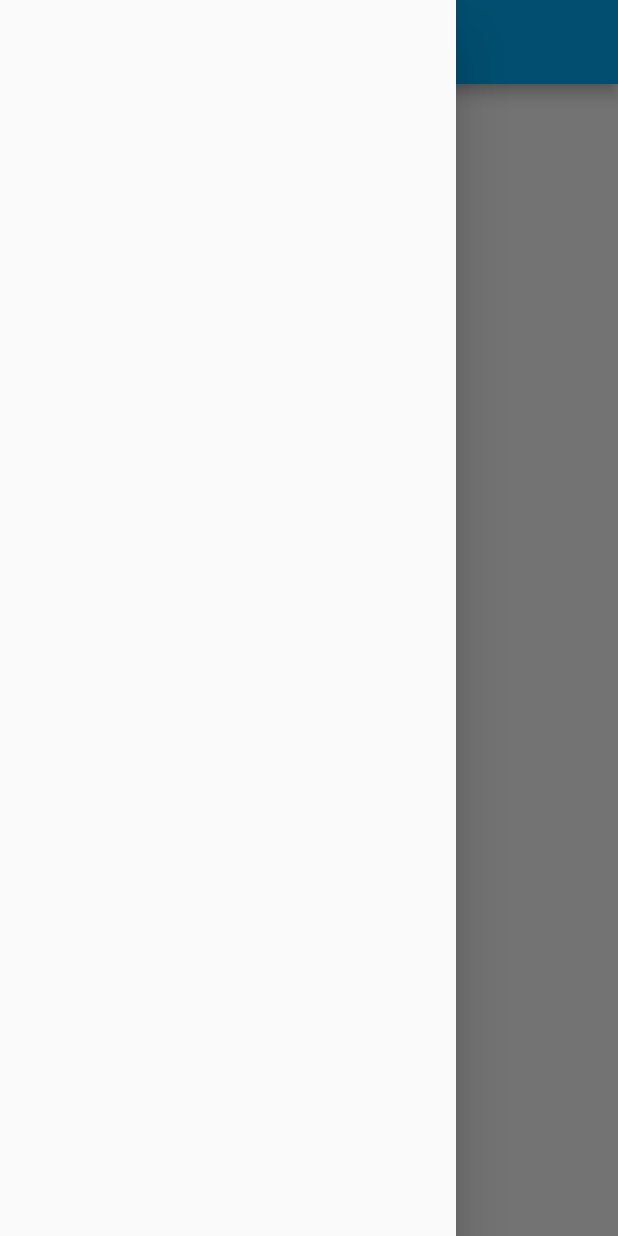
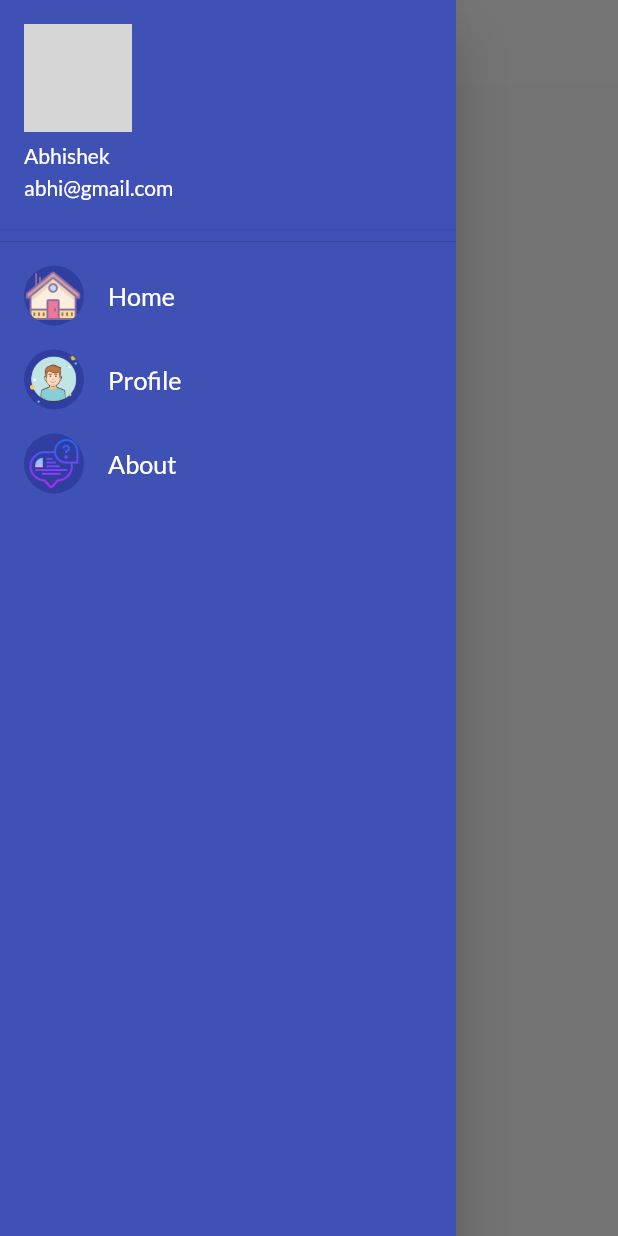
Before and after one commit to Abhishek-K-Choudhary/Catalog_app, a Flutter app: the screen it shows after launch, with the side drawer open, on a phone screen of 412 x 824 dp. Run offline on Flutter 3.47's test engine with Material 2 defaults, Android fonts, the phone set to English and light mode, and no system bars; our stand-ins replace google_fonts; network calls fail; grey boxes are pictures that could not be loaded.

Commit message:
adds Theme management

```diff
--- a/lib/main.dart
+++ b/lib/main.dart
@@ -1,6 +1,6 @@
 import 'package:flutter/material.dart';
 import 'package:flutter_application/utils/routes.dart';
-import 'package:google_fonts/google_fonts.dart';
+import 'package:flutter_application/widgets/theme.dart';
 
 import 'screens/home_screen.dart';
 import 'screens/login_screen.dart';
@@ -15,14 +15,10 @@ class MyApp extends StatelessWidget {
   @override
   Widget build(BuildContext context) {
     return MaterialApp(
+      debugShowCheckedModeBanner: false,
       themeMode: ThemeMode.light,
-      darkTheme: ThemeData(
-        brightness: Brightness.dark,
-      ),
-      theme: ThemeData(
-        primarySwatch: Colors.lightBlue,
-        fontFamily: GoogleFonts.lato().fontFamily,
-      ),
+      theme: MyTheme.lightTheme(context),
+      darkTheme: MyTheme.darkTheme(context),
       initialRoute: CustomRoutes.homeRoute,
       routes: {
         '/': (context) => const LoginPage(),
--- a/lib/screens/home_screen.dart
+++ b/lib/screens/home_screen.dart
@@ -1,4 +1,5 @@
 import 'package:flutter/material.dart';
+import 'package:flutter_application/widgets/custm_drawer.dart';
 
 class HomePage extends StatelessWidget {
   const HomePage({super.key});
@@ -7,14 +8,16 @@ class HomePage extends StatelessWidget {
   Widget build(BuildContext context) {
     return Scaffold(
       appBar: AppBar(
-        title: const Text("Catalog App"),
+        title: const Text(
+          "Catalog App",
+        ),
       ),
       body: Center(
         child: Container(
           child: const Text("It's my Home"),
         ),
       ),
-      drawer: const Drawer(),
+      drawer: CustumDrawer(),
     );
   }
 }
--- /dev/null
+++ b/lib/widgets/custm_drawer.dart
@@ -0,0 +1,63 @@
+import 'package:flutter/cupertino.dart';
+import 'package:flutter/material.dart';
+
+class CustumDrawer extends StatelessWidget {
+  const CustumDrawer({super.key});
+
+  @override
+  Widget build(BuildContext context) {
+    const imageUrl = "https://avatars.githubusercontent.com/u/76869453?v=4";
+
+    return Drawer(
+      // shadowColor: Colors.indigo,
+      child: Container(
+        color: Colors.indigo,
+        child: ListView(
+          padding: const EdgeInsets.all(0),
+          children: const <Widget>[
+            DrawerHeader(
+                // margin: EdgeInsets.all(0),
+                padding: EdgeInsets.all(0),
+                child: UserAccountsDrawerHeader(
+                  currentAccountPicture: CircleAvatar(
+                    backgroundImage: NetworkImage(imageUrl),
+                  ),
+                  accountName: Text("Abhishek"),
+                  accountEmail: Text("abhi@gmail.com"),
+                )),
+            ListTile(
+              textColor: Colors.white,
+              leading: CircleAvatar(
+                backgroundImage: AssetImage('assets/images/home.png'),
+              ),
+              title: Text(
+                'Home',
+                textScaleFactor: 1.2,
+              ),
+            ),
+            ListTile(
+              textColor: Colors.white,
+              leading: CircleAvatar(
+                backgroundImage: AssetImage('assets/images/profile.png'),
+              ),
+              title: Text(
+                'Profile',
+                textScaleFactor: 1.2,
+              ),
+            ),
+            ListTile(
+              textColor: Colors.white,
+              leading: CircleAvatar(
+                backgroundImage: AssetImage('assets/images/about.png'),
+              ),
+              title: Text(
+                'About',
+                textScaleFactor: 1.2,
+              ),
+            ),
+          ],
+        ),
+      ),
+    );
+  }
+}
--- /dev/null
+++ b/lib/widgets/theme.dart
@@ -0,0 +1,21 @@
+import 'package:flutter/material.dart';
+import 'package:google_fonts/google_fonts.dart';
+
+class MyTheme {
+  static ThemeData lightTheme(BuildContext context) => ThemeData(
+      primarySwatch: Colors.indigo,
+      fontFamily: GoogleFonts.lato().fontFamily,
+      appBarTheme: const AppBarTheme(
+          elevation: 0,
+          backgroundColor: Colors.white,
+          iconTheme: IconThemeData(color: Colors.black),
+          titleTextStyle: TextStyle(
+            color: Colors.black,
+            fontSize: 20,
+            fontWeight: FontWeight.bold,
+          )));
+
+  static ThemeData darkTheme(BuildContext context) => ThemeData(
+        brightness: Brightness.dark,
+      );
+}
```
Also changed, not shown: assets/images/about.png (added), assets/images/home.png (added), assets/images/profile.png (added), lib/models/productSchema.dart (added).
